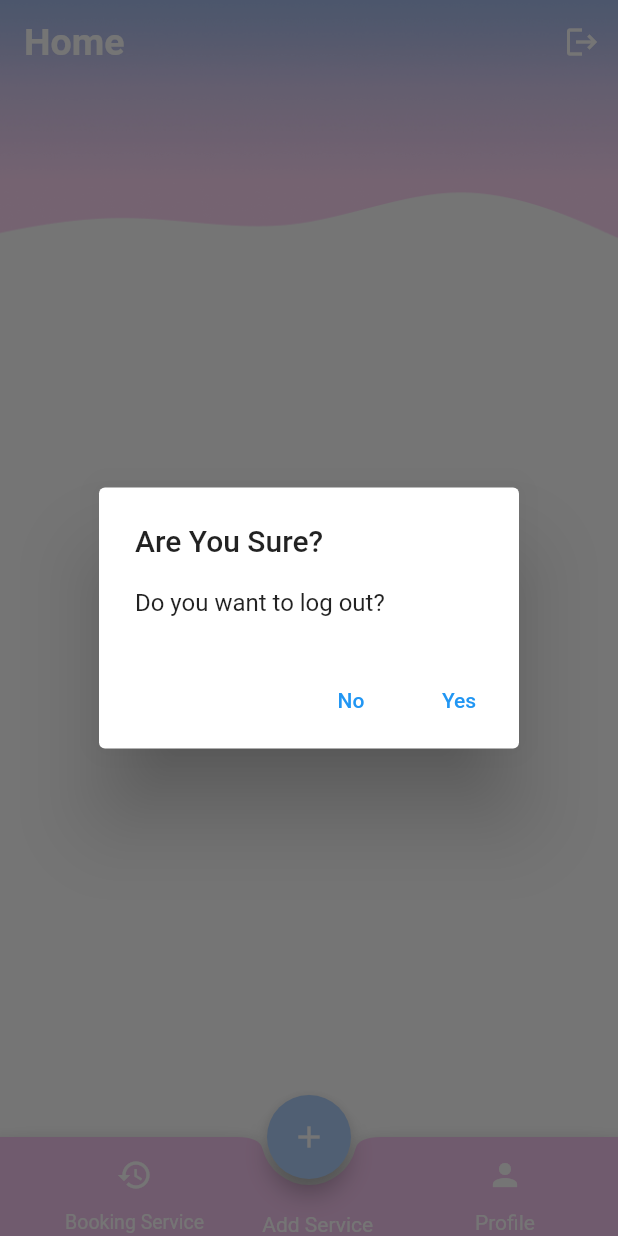
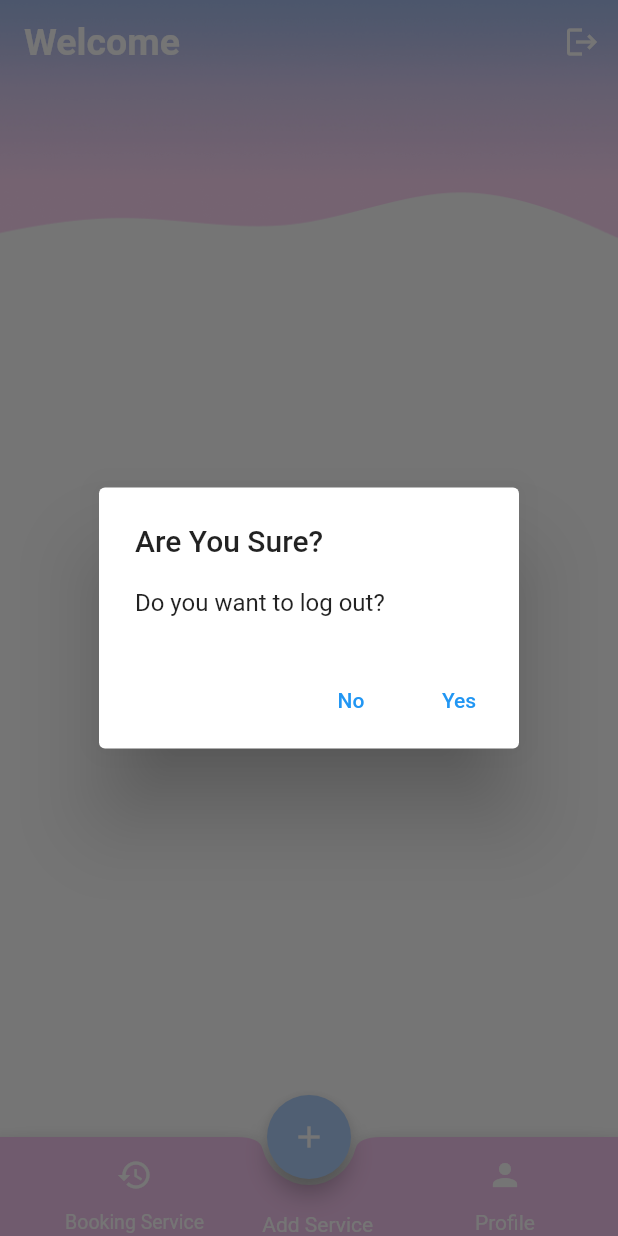
Before and after one commit to Joryalhassan/Baheej-Application, a Flutter app: the screen it shows after launch, after a tap on the "logout" icon, on a phone screen of 412 x 824 dp. Run offline on Flutter 3.47's test engine with Material 2 defaults, Android fonts, the phone set to English and light mode, and no system bars; our stand-ins replace cloud_firestore, firebase_auth, firebase_core; missing offline and left inert: firebase_core_platform_interface, flutter_stripe; accounts and stored records are empty.

Commit message:
change the title to get name of username after logged in

```diff
--- a/baheej/lib/screens/HomeScreenCenter.dart
+++ b/baheej/lib/screens/HomeScreenCenter.dart
@@ -3,6 +3,7 @@ import 'package:firebase_auth/firebase_auth.dart';
 import 'package:baheej/screens/SignInScreen.dart';
 import 'package:baheej/screens/Service.dart';
 import 'package:baheej/screens/ServiceFormScreen.dart';
+import 'package:cloud_firestore/cloud_firestore.dart';
 
 class HomeScreen extends StatefulWidget {
   const HomeScreen({Key? key}) : super(key: key);
@@ -12,8 +13,9 @@ class HomeScreen extends StatefulWidget {
 }
 
 class _HomeScreenState extends State<HomeScreen> {
-  int _currentIndex = 0; // Index for the selected bottom navigation item.
+  int _currentIndex = 0;
   List<Service> services = [];
+  String userName = ''; // Initialize userName
 
   void onTabTapped(int index) {
     setState(() {
@@ -22,6 +24,32 @@ class _HomeScreenState extends State<HomeScreen> {
 
     if (index == 1) {
       navigateToServiceFormScreen();
+    }
+  }
+
+  @override
+  void initState() {
+    super.initState();
+    // Fetch the user's name from Firestore when the screen initializes
+    fetchUserName();
+  }
+
+  void fetchUserName() async {
+    final user = FirebaseAuth.instance.currentUser;
+    if (user != null) {
+      final userId = user.uid;
+      final userDoc = await FirebaseFirestore.instance
+          .collection('center')
+          .doc(userId)
+          .get();
+      if (userDoc.exists) {
+        final userData = userDoc.data() as Map<String, dynamic>;
+        final firstName =
+            userData['username'] ?? ''; // Get the first name from Firestore
+        setState(() {
+          userName = firstName;
+        });
+      }
     }
   }
 
@@ -36,13 +64,13 @@ class _HomeScreenState extends State<HomeScreen> {
             TextButton(
               child: Text('No'),
               onPressed: () {
-                Navigator.of(context).pop(); // Close the dialog
+                Navigator.of(context).pop();
               },
             ),
             TextButton(
               child: Text('Yes'),
               onPressed: () async {
-                Navigator.of(context).pop(); // Close the dialog
+                Navigator.of(context).pop();
                 try {
                   await FirebaseAuth.instance.signOut();
                   showLogoutSuccessDialog();
@@ -81,7 +109,7 @@ class _HomeScreenState extends State<HomeScreen> {
             TextButton(
               child: Text('OK'),
               onPressed: () {
-                Navigator.of(context).pop(); // Close the dialog
+                Navigator.of(context).pop();
                 navigateToSignInScreen();
               },
             ),
@@ -100,11 +128,13 @@ class _HomeScreenState extends State<HomeScreen> {
 
   @override
   Widget build(BuildContext context) {
+    // final user = FirebaseAuth.instance.currentUser;
+    // final userName = user?.displayName ?? 'User';
+
     return Scaffold(
       extendBody: true,
       body: Stack(
         children: [
-          // Background Image
           Image.asset(
             'assets/images/backG.png',
             fit: BoxFit.cover,
@@ -118,7 +148,7 @@ class _HomeScreenState extends State<HomeScreen> {
                   backgroundColor: Colors.transparent,
                   elevation: 0,
                   title: Text(
-                    'Home',
+                    'Welcome $userName',
                     style: TextStyle(
                       fontSize: 25,
                       fontWeight: FontWeight.w700,
@@ -229,7 +259,7 @@ class _HomeScreenState extends State<HomeScreen> {
       floatingActionButtonLocation: FloatingActionButtonLocation.centerDocked,
       floatingActionButton: FloatingActionButton(
         backgroundColor: Color.fromARGB(255, 174, 207, 250),
-        onPressed: () {
+        onPressed: () async {
           navigateToServiceFormScreen();
         },
         child: Icon(
```
